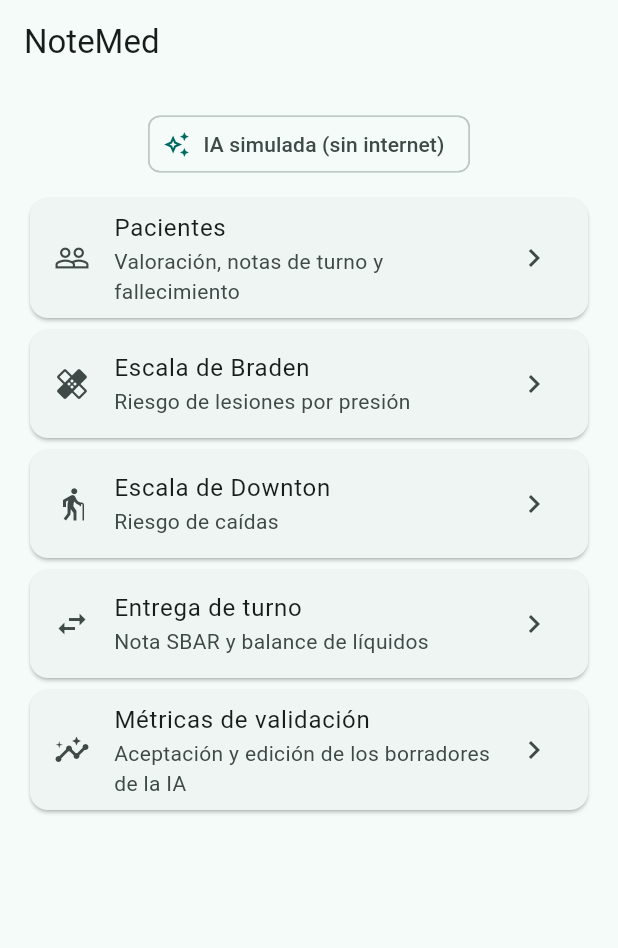
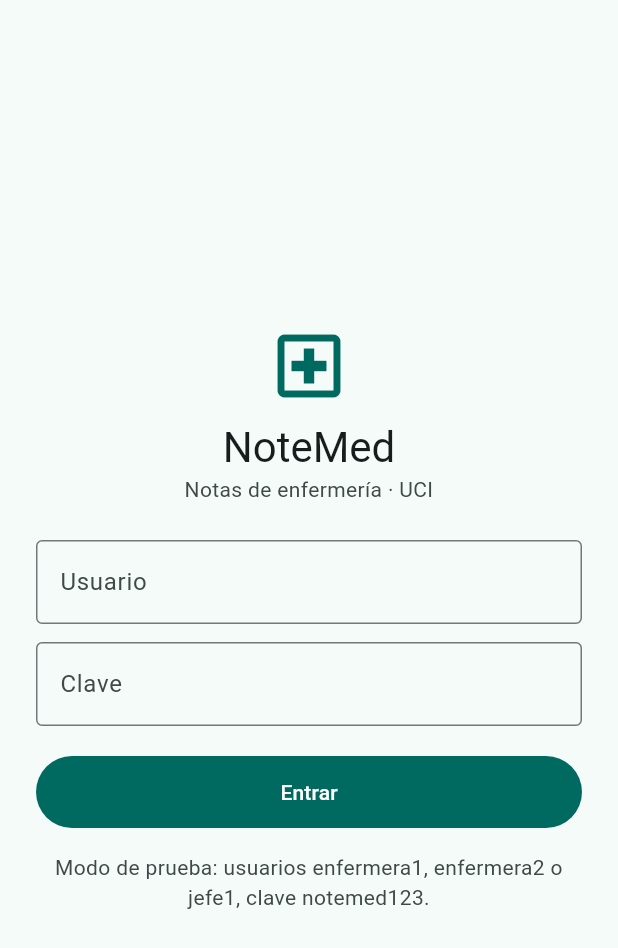
Before and after one commit to estebanMns/NoteMed, a Flutter app: the screen it shows after launch, on a phone screen of 412 x 824 dp. Shown: the top 948 px of the screen. Run offline on Flutter 3.47's test engine with Material 3 defaults, Android fonts, the phone set to English and light mode, and no system bars; our stand-ins replace connectivity_plus, flutter_riverpod, flutter_secure_storage, go_router, material_ui, sqflite_common and 1 more; accounts and stored records are empty.

Commit message:
Inicio de sesión con roles y tarjeta profesional en la firma
- ServicioAutenticacion (dominio) y AutenticacionSimulada con usuarios
  sintéticos (enfermera1, enfermera2, jefe1). Solo se guarda el hash
  SHA-256 de la clave. Se reemplaza por la autenticación del backend.
- Sesión con Riverpod; go_router redirige a /login sin sesión y vuelve a
  evaluar la redirección al iniciar o cerrar sesión.
- Roles: las métricas de validación solo las ve el jefe de enfermería
  (menú y ruta).
- El modal de firma se llena con la tarjeta profesional de la sesión.
- El menú muestra el usuario, su rol y el botón para cerrar sesión.

Co-Authored-By: Claude Opus 5.5 <noreply@anthropic.com>

```diff
--- a/lib/app/router.dart
+++ b/lib/app/router.dart
@@ -8,6 +8,8 @@ import 'package:go_router/go_router.dart';
 import 'package:material_ui/material_ui.dart';
 
 import 'package:notemed/app/providers.dart';
+import 'package:notemed/features/auth/presentation/login_screen.dart';
+import 'package:notemed/features/auth/presentation/sesion.dart';
 import 'package:notemed/features/inicio/presentation/inicio_screen.dart';
 import 'package:notemed/features/metricas/presentation/metricas_screen.dart';
 import 'package:notemed/features/notas/presentation/entrega_turno_screen.dart';
@@ -18,6 +20,7 @@ import 'package:notemed/features/valoracion/presentation/downton_screen.dart';
 
 abstract final class Rutas {
   static const inicio = '/';
+  static const login = '/login';
   static const pacientes = '/pacientes';
   static String paciente(int id) => '/pacientes/$id';
   static const braden = '/braden';
@@ -27,8 +30,24 @@ abstract final class Rutas {
 }
 
 final routerProvider = Provider<GoRouter>((ref) {
+  // go_router vuelve a evaluar la redirección cuando cambia la sesión.
+  final cambioSesion = ValueNotifier(0);
+  ref.listen(sesionProvider, (_, _) => cambioSesion.value++);
+
   final router = GoRouter(
+    refreshListenable: cambioSesion,
+    redirect: (_, estado) {
+      final usuario = ref.read(sesionProvider);
+      final enLogin = estado.matchedLocation == Rutas.login;
+      if (usuario == null) return enLogin ? null : Rutas.login;
+      if (enLogin) return Rutas.inicio;
+      if (estado.matchedLocation == Rutas.metricas && !usuario.rol.veMetricas) {
+        return Rutas.inicio;
+      }
+      return null;
+    },
     routes: [
+      GoRoute(path: Rutas.login, builder: (_, _) => const LoginScreen()),
       GoRoute(
         path: Rutas.inicio,
         builder: (_, _) => const InicioScreen(),
@@ -52,7 +71,10 @@ final routerProvider = Provider<GoRouter>((ref) {
       ),
     ],
   );
-  ref.onDispose(router.dispose);
+  ref.onDispose(() {
+    router.dispose();
+    cambioSesion.dispose();
+  });
   return router;
 });
 
--- /dev/null
+++ b/lib/features/auth/data/autenticacion_simulada.dart
@@ -0,0 +1,44 @@
+/// Usuarios sintéticos para desarrollo y pruebas con el personal (no son
+/// personas reales). La clave de todos es `notemed123`; solo se guarda su
+/// hash SHA-256. Se reemplaza por la autenticación del backend.
+library;
+
+import 'dart:convert';
+
+import 'package:crypto/crypto.dart';
+
+import 'package:notemed/features/auth/domain/usuario.dart';
+
+class AutenticacionSimulada implements ServicioAutenticacion {
+  const AutenticacionSimulada();
+
+  static const claveDemo = 'notemed123';
+
+  static const _hashClave =
+      'bb744bf22387bf91b9bf003bf40f48ec474916d606486ad64707a4b2a958b710';
+
+  static const usuarios = <String, Usuario>{
+    'enfermera1': Usuario(
+      usuario: 'enfermera1',
+      tarjetaProfesional: 'TP-10001',
+      rol: Rol.enfermera,
+    ),
+    'enfermera2': Usuario(
+      usuario: 'enfermera2',
+      tarjetaProfesional: 'TP-10002',
+      rol: Rol.enfermera,
+    ),
+    'jefe1': Usuario(
+      usuario: 'jefe1',
+      tarjetaProfesional: 'TP-20001',
+      rol: Rol.jefe,
+    ),
+  };
+
+  @override
+  Future<Usuario?> iniciarSesion(String usuario, String clave) async {
+    final u = usuarios[usuario.trim().toLowerCase()];
+    final hash = sha256.convert(utf8.encode(clave)).toString();
+    return u != null && hash == _hashClave ? u : null;
+  }
+}
--- /dev/null
+++ b/lib/features/auth/domain/usuario.dart
@@ -0,0 +1,34 @@
+/// Usuario con sesión iniciada y su rol.
+library;
+
+enum Rol {
+  enfermera('Enfermera(o)'),
+  jefe('Enfermera(o) jefe');
+
+  const Rol(this.etiqueta);
+  final String etiqueta;
+
+  /// Solo el jefe de enfermería ve las métricas de validación.
+  bool get veMetricas => this == jefe;
+}
+
+class Usuario {
+  const Usuario({
+    required this.usuario,
+    required this.tarjetaProfesional,
+    required this.rol,
+  });
+
+  final String usuario;
+
+  /// Tarjeta profesional: llena el modal de firma (HU05).
+  final String tarjetaProfesional;
+  final Rol rol;
+}
+
+/// Inicio de sesión. La implementación real la provee el backend del
+/// hospital; durante el desarrollo se usa `AutenticacionSimulada`.
+abstract interface class ServicioAutenticacion {
+  /// Devuelve el usuario o `null` si las credenciales no son válidas.
+  Future<Usuario?> iniciarSesion(String usuario, String clave);
+}
--- /dev/null
+++ b/lib/features/auth/presentation/login_screen.dart
@@ -0,0 +1,115 @@
+/// Inicio de sesión del personal de enfermería.
+library;
+
+import 'package:flutter_riverpod/flutter_riverpod.dart';
+import 'package:material_ui/material_ui.dart';
+
+import 'package:notemed/features/auth/data/autenticacion_simulada.dart';
+import 'package:notemed/features/auth/presentation/sesion.dart';
+
+class LoginScreen extends ConsumerStatefulWidget {
+  const LoginScreen({super.key});
+
+  @override
+  ConsumerState<LoginScreen> createState() => _LoginScreenState();
+}
+
+class _LoginScreenState extends ConsumerState<LoginScreen> {
+  final _usuario = TextEditingController();
+  final _clave = TextEditingController();
+  bool _entrando = false;
+  String? _error;
+
+  @override
+  void dispose() {
+    _usuario.dispose();
+    _clave.dispose();
+    super.dispose();
+  }
+
+  Future<void> _entrar() async {
+    setState(() {
+      _entrando = true;
+      _error = null;
+    });
+    final ok = await ref
+        .read(sesionProvider.notifier)
+        .iniciar(_usuario.text, _clave.text);
+    if (!mounted) return;
+    setState(() {
+      _entrando = false;
+      if (!ok) _error = 'Usuario o clave incorrectos';
+    });
+  }
+
+  @override
+  Widget build(BuildContext context) {
+    final esquema = Theme.of(context).colorScheme;
+    final simulada = ref.watch(autenticacionProvider) is AutenticacionSimulada;
+    return Scaffold(
+      body: SafeArea(
+        child: Center(
+          child: ConstrainedBox(
+            constraints: const BoxConstraints(maxWidth: 420),
+            child: ListView(
+              shrinkWrap: true,
+              padding: const EdgeInsets.all(24),
+              children: [
+                Icon(
+                  Icons.local_hospital_outlined,
+                  size: 56,
+                  color: esquema.primary,
+                ),
+                const SizedBox(height: 8),
+                Text(
+                  'NoteMed',
+                  textAlign: TextAlign.center,
+                  style: Theme.of(context).textTheme.headlineMedium,
+                ),
+                Text(
+                  'Notas de enfermería · UCI',
+                  textAlign: TextAlign.center,
+                  style: TextStyle(color: esquema.onSurfaceVariant),
+                ),
+                const SizedBox(height: 24),
+                TextField(
+                  key: const Key('login-usuario'),
+                  controller: _usuario,
+                  autocorrect: false,
+                  textInputAction: TextInputAction.next,
+                  decoration: const InputDecoration(labelText: 'Usuario'),
+                ),
+                const SizedBox(height: 12),
+                TextField(
+                  key: const Key('login-clave'),
+                  controller: _clave,
+                  obscureText: true,
+                  onSubmitted: (_) => _entrar(),
+                  decoration: InputDecoration(
+                    labelText: 'Clave',
+                    errorText: _error,
+                  ),
+                ),
+                const SizedBox(height: 20),
+                FilledButton(
+                  key: const Key('login-entrar'),
+                  onPressed: _entrando ? null : _entrar,
+                  child: Text(_entrando ? 'Entrando…' : 'Entrar'),
+                ),
+                if (simulada) ...[
+                  const SizedBox(height: 16),
+                  Text(
+                    'Modo de prueba: usuarios enfermera1, enfermera2 o jefe1, '
+                    'clave ${AutenticacionSimulada.claveDemo}.',
+                    textAlign: TextAlign.center,
+                    style: TextStyle(color: esquema.onSurfaceVariant),
+                  ),
+                ],
+              ],
+            ),
+          ),
+        ),
+      ),
+    );
+  }
+}
--- /dev/null
+++ b/lib/features/auth/presentation/sesion.dart
@@ -0,0 +1,35 @@
+/// Estado de la sesión (Riverpod).
+library;
+
+import 'package:flutter_riverpod/flutter_riverpod.dart';
+
+import 'package:notemed/features/auth/data/autenticacion_simulada.dart';
+import 'package:notemed/features/auth/domain/usuario.dart';
+
+final autenticacionProvider = Provider<ServicioAutenticacion>(
+  (ref) => const AutenticacionSimulada(),
+);
+
+final sesionProvider = NotifierProvider<SesionNotifier, Usuario?>(
+  SesionNotifier.new,
+);
+
+class SesionNotifier extends Notifier<Usuario?> {
+  SesionNotifier([this._inicial]);
+
+  final Usuario? _inicial;
+
+  @override
+  Usuario? build() => _inicial;
+
+  /// Devuelve `false` si el usuario o la clave no son válidos.
+  Future<bool> iniciar(String usuario, String clave) async {
+    final u = await ref
+        .read(autenticacionProvider)
+        .iniciarSesion(usuario, clave);
+    if (u != null) state = u;
+    return u != null;
+  }
+
+  void cerrar() => state = null;
+}
--- a/lib/features/inicio/presentation/inicio_screen.dart
+++ b/lib/features/inicio/presentation/inicio_screen.dart
@@ -7,12 +7,14 @@ import 'package:material_ui/material_ui.dart';
 
 import 'package:notemed/app/providers.dart';
 import 'package:notemed/app/router.dart';
+import 'package:notemed/features/auth/presentation/sesion.dart';
 
 class InicioScreen extends ConsumerWidget {
   const InicioScreen({super.key});
 
   @override
   Widget build(BuildContext context, WidgetRef ref) {
+    final usuario = ref.watch(sesionProvider);
     Widget opcion({
       required String key,
       required IconData icono,
@@ -31,10 +33,30 @@ class InicioScreen extends ConsumerWidget {
     );
 
     return Scaffold(
-      appBar: AppBar(title: const Text('NoteMed')),
+      appBar: AppBar(
+        title: const Text('NoteMed'),
+        actions: [
+          IconButton(
+            key: const Key('cerrar-sesion'),
+            tooltip: 'Cerrar sesión',
+            icon: const Icon(Icons.logout),
+            onPressed: () => ref.read(sesionProvider.notifier).cerrar(),
+          ),
+        ],
+      ),
       body: ListView(
         padding: const EdgeInsets.all(16),
         children: [
+          if (usuario != null)
+            ListTile(
+              key: const Key('usuario-actual'),
+              contentPadding: EdgeInsets.zero,
+              leading: const Icon(Icons.badge_outlined),
+              title: Text(usuario.usuario),
+              subtitle: Text(
+                '${usuario.rol.etiqueta} · ${usuario.tarjetaProfesional}',
+              ),
+            ),
           Padding(
             padding: const EdgeInsets.only(bottom: 8),
             child: Chip(
@@ -71,6 +93,7 @@ class InicioScreen extends ConsumerWidget {
             subtitulo: 'Nota SBAR y balance de líquidos',
             ruta: Rutas.turno,
           ),
+          if (usuario?.rol.veMetricas ?? false)
             opcion(
               key: 'menu-metricas',
               icono: Icons.insights_outlined,
--- a/lib/features/pacientes/presentation/paciente_screen.dart
+++ b/lib/features/pacientes/presentation/paciente_screen.dart
@@ -7,6 +7,7 @@ import 'package:flutter_riverpod/flutter_riverpod.dart';
 import 'package:material_ui/material_ui.dart';
 
 import 'package:notemed/app/providers.dart';
+import 'package:notemed/features/auth/presentation/sesion.dart';
 
 import 'package:notemed/features/pacientes/domain/repositorio_pacientes.dart';
 import 'package:notemed/features/notas/domain/servicio_ia.dart';
@@ -253,7 +254,8 @@ class _PacienteScreenState extends ConsumerState<PacienteScreen> {
     await _cargar();
   }
 
-  String? get _tarjetaProfesional => null;
+  String? get _tarjetaProfesional =>
+      ref.read(sesionProvider)?.tarjetaProfesional;
 
   Future<void> _verNota(NotaClinica nota) async {
     if (nota.firma == null) return _abrirBorrador(nota);
```
Also changed, not shown: 2 other files. Lines whose indentation alone changed are shown as unchanged.
